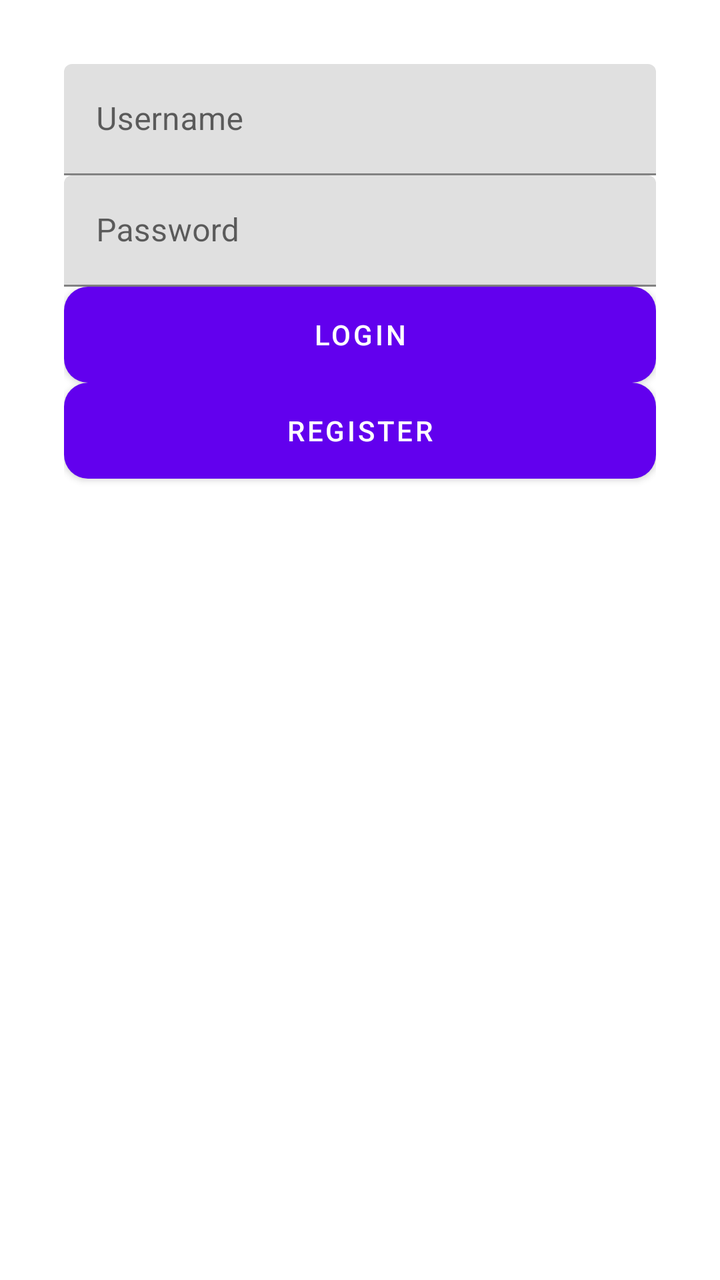
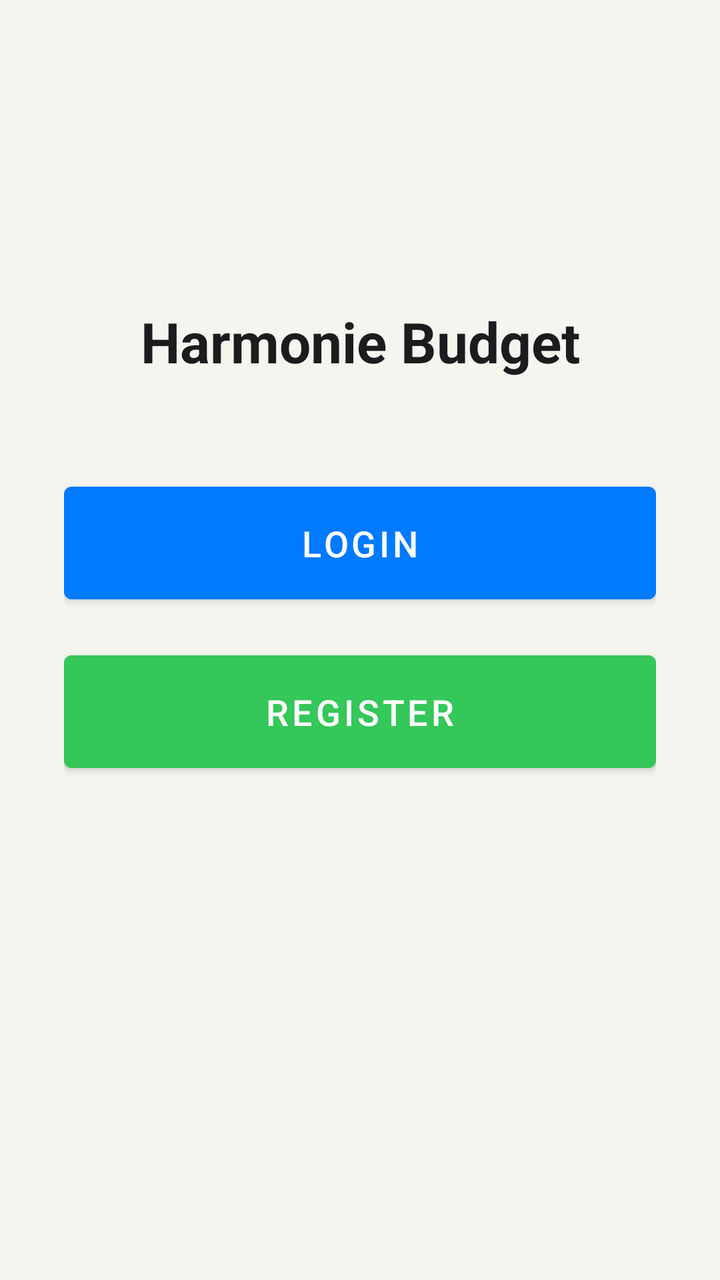

Screens rendered from an Android XML layout before and after an edit, with the pre-edit source and the edit as a unified diff.
<!-- AndroidManifest.xml: application theme Theme.HarmonieBudgetAppKt -->
<!-- res/layout/activity_main.xml -->
<?xml version="1.0" encoding="utf-8"?>
<androidx.constraintlayout.widget.ConstraintLayout
    xmlns:android="http://schemas.android.com/apk/res/android"
    xmlns:app="http://schemas.android.com/apk/res-auto"
    android:layout_width="match_parent"
    android:layout_height="match_parent"
    android:background="#FFFFFF"
    android:padding="32dp">

    <com.google.android.material.textfield.TextInputLayout
        android:id="@+id/til_username"
        android:layout_width="0dp"
        android:layout_height="wrap_content"
        app:layout_constraintTop_toTopOf="parent"
        app:layout_constraintStart_toStartOf="parent"
        app:layout_constraintEnd_toEndOf="parent"
        android:hint="Username">

        <com.google.android.material.textfield.TextInputEditText
            android:id="@+id/et_username"
            android:layout_width="match_parent"
            android:layout_height="wrap_content" />
    </com.google.android.material.textfield.TextInputLayout>

    <com.google.android.material.textfield.TextInputLayout
        android:id="@+id/til_password"
        android:layout_width="0dp"
        android:layout_height="wrap_content"
        app:layout_constraintTop_toBottomOf="@id/til_username"
        app:layout_constraintStart_toStartOf="parent"
        app:layout_constraintEnd_toEndOf="parent"
        android:hint="Password">

        <com.google.android.material.textfield.TextInputEditText
            android:id="@+id/et_password"
            android:layout_width="match_parent"
            android:layout_height="wrap_content"
            android:inputType="textPassword" />
    </com.google.android.material.textfield.TextInputLayout>

    <Button
        android:id="@+id/btn_login"
        android:layout_width="0dp"
        android:layout_height="wrap_content"
        android:text="Login"
        android:background="@drawable/rounded_button"
        app:layout_constraintTop_toBottomOf="@id/til_password"
        app:layout_constraintStart_toStartOf="parent"
        app:layout_constraintEnd_toEndOf="parent" />

    <Button
        android:id="@+id/btn_register"
        android:layout_width="0dp"
        android:layout_height="wrap_content"
        android:text="Register"
        android:background="@drawable/rounded_button"
        app:layout_constraintTop_toBottomOf="@id/btn_login"
        app:layout_constraintStart_toStartOf="parent"
        app:layout_constraintEnd_toEndOf="parent" />

</androidx.constraintlayout.widget.ConstraintLayout>
<!-- resources referenced by this layout -->
<resources>
  <!-- drawable rounded_button (drawable) -->
  <?xml version="1.0" encoding="utf-8"?>
  <shape xmlns:android="http://schemas.android.com/apk/res/android">
      <solid android:color="#007AFF" /> 
      <corners android:radius="12dp" /> 
      <padding android:left="16dp" android:top="12dp" android:right="16dp" android:bottom="12dp" />
  </shape>
  <style name="Theme.HarmonieBudgetAppKt" parent="Theme.MaterialComponents.DayNight.NoActionBar">
          
          <item name="colorPrimary">@color/purple_500</item>
          <item name="colorPrimaryVariant">@color/purple_700</item>
          <item name="colorOnPrimary">@color/white</item>
  
          
          <item name="colorSecondary">@color/teal_200</item>
          <item name="colorSecondaryVariant">@color/teal_700</item>
          <item name="colorOnSecondary">@color/black</item>
  
          
          <item name="android:statusBarColor">?attr/colorPrimaryVariant</item>
          <item name="android:windowLightStatusBar">true</item>
      </style>
  <color name="purple_500">#FF6200EE</color>
  <color name="purple_700">#FF3700B3</color>
  <color name="white">#FFFFFFFF</color>
  <color name="teal_200">#FF03DAC5</color>
  <color name="teal_700">#FF018786</color>
  <color name="black">#FF000000</color>
</resources>

<!-- the commit's change to res/layout/activity_main.xml (unified diff, before → after) -->
@@ -4,58 +4,51 @@
     xmlns:app="http://schemas.android.com/apk/res-auto"
     android:layout_width="match_parent"
     android:layout_height="match_parent"
-    android:background="#FFFFFF"
+    android:background="#F5F5F0"
     android:padding="32dp">
 
-    <com.google.android.material.textfield.TextInputLayout
-        android:id="@+id/til_username"
-        android:layout_width="0dp"
+    
+    <TextView
+        android:id="@+id/tv_title"
+        android:layout_width="wrap_content"
         android:layout_height="wrap_content"
+        android:text="Harmonie Budget"
+        android:textSize="28sp"
+        android:textColor="#1C1C1E"
+        android:textStyle="bold"
         app:layout_constraintTop_toTopOf="parent"
         app:layout_constraintStart_toStartOf="parent"
         app:layout_constraintEnd_toEndOf="parent"
-        android:hint="Username">
+        android:layout_marginTop="120dp" />
 
-        <com.google.android.material.textfield.TextInputEditText
-            android:id="@+id/et_username"
-            android:layout_width="match_parent"
-            android:layout_height="wrap_content" />
-    </com.google.android.material.textfield.TextInputLayout>
-
-    <com.google.android.material.textfield.TextInputLayout
-        android:id="@+id/til_password"
-        android:layout_width="0dp"
-        android:layout_height="wrap_content"
-        app:layout_constraintTop_toBottomOf="@id/til_username"
-        app:layout_constraintStart_toStartOf="parent"
-        app:layout_constraintEnd_toEndOf="parent"
-        android:hint="Password">
-
-        <com.google.android.material.textfield.TextInputEditText
-            android:id="@+id/et_password"
-            android:layout_width="match_parent"
-            android:layout_height="wrap_content"
-            android:inputType="textPassword" />
-    </com.google.android.material.textfield.TextInputLayout>
-
+    
     <Button
         android:id="@+id/btn_login"
         android:layout_width="0dp"
         android:layout_height="wrap_content"
         android:text="Login"
-        android:background="@drawable/rounded_button"
-        app:layout_constraintTop_toBottomOf="@id/til_password"
+        android:backgroundTint="#007AFF"
+        android:textColor="#FFFFFF"
+        android:textSize="18sp"
+        app:layout_constraintTop_toBottomOf="@id/tv_title"
         app:layout_constraintStart_toStartOf="parent"
-        app:layout_constraintEnd_toEndOf="parent" />
+        app:layout_constraintEnd_toEndOf="parent"
+        android:layout_marginTop="48dp"
+        android:paddingVertical="16dp" />
 
+    
     <Button
         android:id="@+id/btn_register"
         android:layout_width="0dp"
         android:layout_height="wrap_content"
         android:text="Register"
-        android:background="@drawable/rounded_button"
+        android:backgroundTint="#34C759"
+        android:textColor="#FFFFFF"
+        android:textSize="18sp"
         app:layout_constraintTop_toBottomOf="@id/btn_login"
         app:layout_constraintStart_toStartOf="parent"
-        app:layout_constraintEnd_toEndOf="parent" />
+        app:layout_constraintEnd_toEndOf="parent"
+        android:layout_marginTop="16dp"
+        android:paddingVertical="16dp" />
 
 </androidx.constraintlayout.widget.ConstraintLayout>
<!-- resource entries referenced after the edit -->
@@ -1,32 +1,17 @@
 <!-- resources referenced by this layout -->
 <resources>
-  <!-- drawable rounded_button (drawable) -->
-  <?xml version="1.0" encoding="utf-8"?>
-  <shape xmlns:android="http://schemas.android.com/apk/res/android">
-      <solid android:color="#007AFF" /> 
-      <corners android:radius="12dp" /> 
-      <padding android:left="16dp" android:top="12dp" android:right="16dp" android:bottom="12dp" />
-  </shape>
   <style name="Theme.HarmonieBudgetAppKt" parent="Theme.MaterialComponents.DayNight.NoActionBar">
-          
-          <item name="colorPrimary">@color/purple_500</item>
-          <item name="colorPrimaryVariant">@color/purple_700</item>
+          <item name="colorPrimary">@color/accent_blue</item>
+          <item name="colorPrimaryVariant">@color/accent_blue</item>
           <item name="colorOnPrimary">@color/white</item>
-  
-          
-          <item name="colorSecondary">@color/teal_200</item>
-          <item name="colorSecondaryVariant">@color/teal_700</item>
-          <item name="colorOnSecondary">@color/black</item>
-  
-          
-          <item name="android:statusBarColor">?attr/colorPrimaryVariant</item>
+          <item name="colorSecondary">@color/accent_green</item>
+          <item name="colorOnSecondary">@color/white</item>
+          <item name="android:statusBarColor">@color/background_light</item>
           <item name="android:windowLightStatusBar">true</item>
+          <item name="android:background">@color/background_light</item>
       </style>
-  <color name="purple_500">#FF6200EE</color>
-  <color name="purple_700">#FF3700B3</color>
-  <color name="white">#FFFFFFFF</color>
-  <color name="teal_200">#FF03DAC5</color>
-  <color name="teal_700">#FF018786</color>
-  <color name="black">#FF000000</color>
+  <color name="accent_blue">#007AFF</color>
+  <color name="accent_green">#34C759</color>
+  <color name="background_light">#F5F5F0</color>
 </resources>
 
